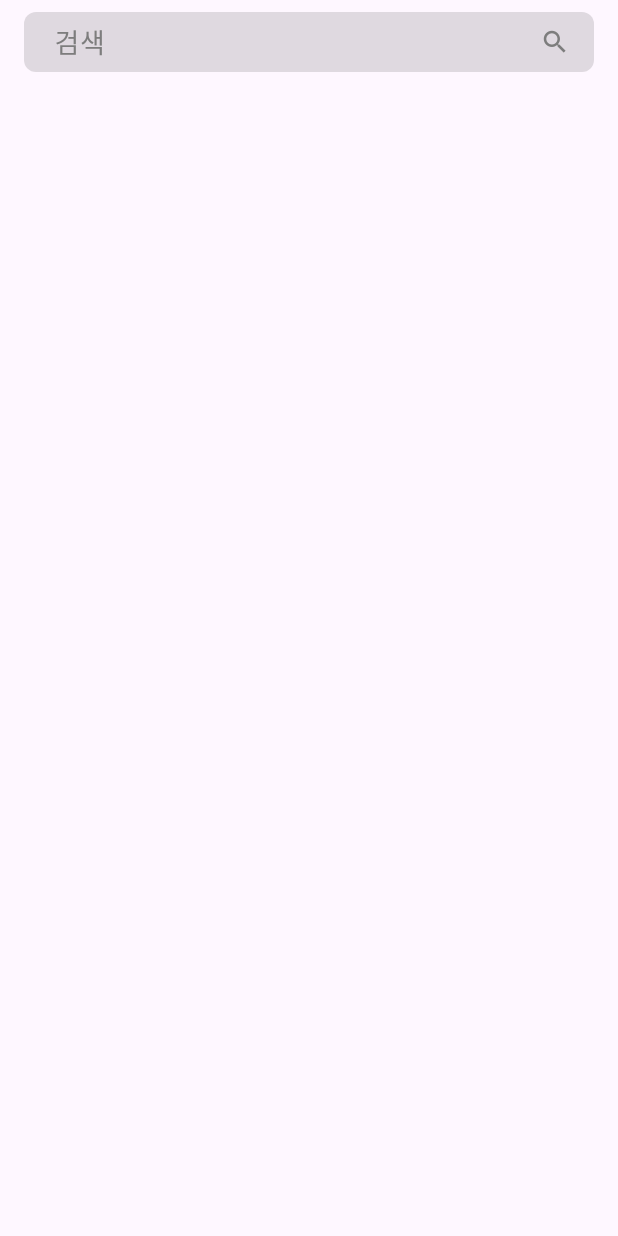
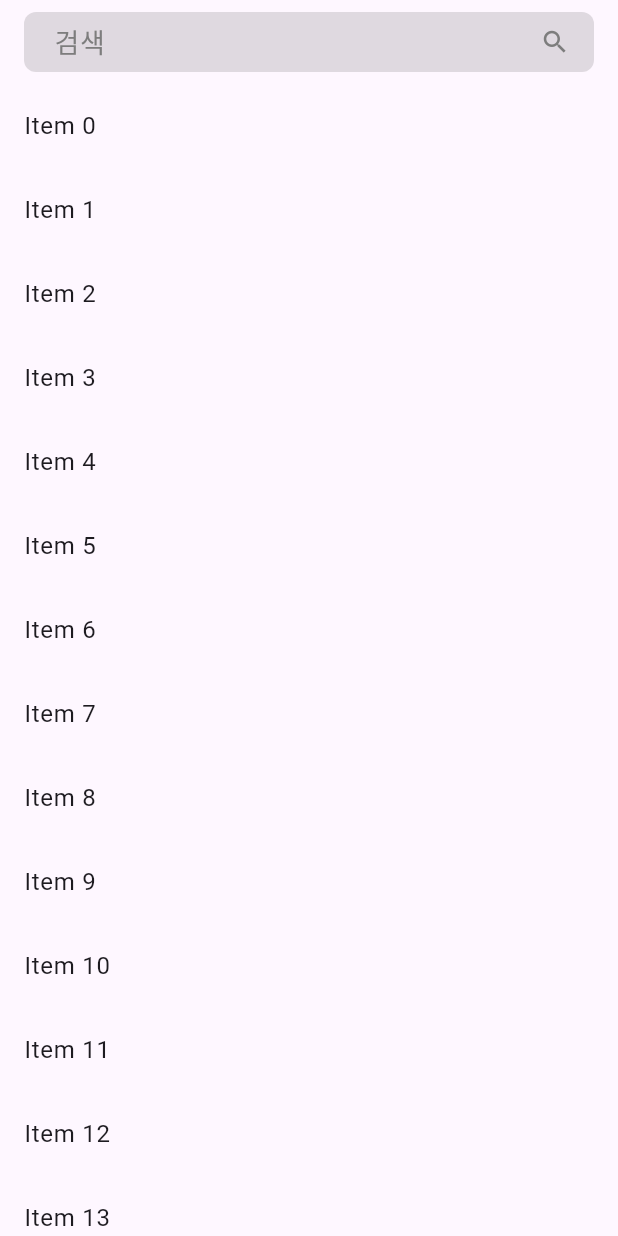
Before and after one commit to seak230/Cheongpodo_Flutter, a Flutter app: the TermSearchScreen screen opened directly, after a tap on the "search" icon, on a phone screen of 412 x 824 dp. Run offline on Flutter 3.47's test engine with Material 3 defaults, Android fonts, the phone set to English and light mode, and no system bars; our stand-ins replace get.

```diff
--- a/lib/component/appbar_textfiled.dart
+++ b/lib/component/appbar_textfiled.dart
@@ -1,17 +1,14 @@
 import 'package:cheongpodo_flutter/view/term/term_search_screen.dart';
-import 'package:flutter/cupertino.dart';
 import 'package:flutter/material.dart';
 import 'package:get/get.dart';
-import 'package:get/get_core/src/get_main.dart';
 
 class AppbarTextfiled extends StatelessWidget {
-  final bool floating;
-  const AppbarTextfiled({required this.floating, super.key});
+  const AppbarTextfiled({super.key});
 
   @override
   Widget build(BuildContext context) {
     return SliverAppBar(
-      floating: floating,
+      floating: true,
       title: InkWell(
         highlightColor: Colors.black12,
         borderRadius: BorderRadius.circular(8.0),
@@ -50,7 +47,7 @@ class AppbarTextfiled extends StatelessWidget {
           ),
         ),
       ),
-    );;
+    );
   }
 }
 
--- a/lib/view/home/home_screen.dart
+++ b/lib/view/home/home_screen.dart
@@ -1,5 +1,4 @@
 import 'package:cheongpodo_flutter/component/appbar_textfiled.dart';
-import 'package:flutter/cupertino.dart';
 import 'package:flutter/material.dart';
 
 class Homescreen extends StatelessWidget {
@@ -10,7 +9,7 @@ class Homescreen extends StatelessWidget {
   Widget build(BuildContext context) {
     return CustomScrollView(
       slivers: [
-        AppbarTextfiled(floating: true,),
+        AppbarTextfiled(),
         SliverList(
           delegate: SliverChildBuilderDelegate(
             childCount: 20,
--- a/lib/view/term/term_search_screen.dart
+++ b/lib/view/term/term_search_screen.dart
@@ -1,19 +1,20 @@
-import 'package:cheongpodo_flutter/component/appbar_textfiled.dart';
 import 'package:cheongpodo_flutter/view/term/term_screen.dart';
-import 'package:flutter/cupertino.dart';
 import 'package:flutter/material.dart';
 import 'package:get/get.dart';
-import 'package:get/get_core/src/get_main.dart';
 
 class TermSearchScreen extends StatelessWidget {
   const TermSearchScreen({super.key});
 
   @override
   Widget build(BuildContext context) {
-    final TextEditingController _controller = TextEditingController();
+    final TextEditingController controller = TextEditingController();
 
     return Scaffold(
-      appBar: AppBar(
+      body: CustomScrollView(
+        slivers: [
+          SliverAppBar(
+            automaticallyImplyLeading: false,
+            pinned: true,
             title: Container(
               height: 40,
               decoration: BoxDecoration(
@@ -24,7 +25,7 @@ class TermSearchScreen extends StatelessWidget {
                 children: [
                   Flexible(
                     child: TextField(
-                  controller: _controller,
+                      controller: controller,
                       decoration: InputDecoration(
                         contentPadding: EdgeInsets.symmetric(horizontal: 16),
                         border: OutlineInputBorder(
@@ -48,7 +49,7 @@ class TermSearchScreen extends StatelessWidget {
                         size: 20.0,
                       ),
                       onPressed: () {
-                    final term = _controller.text.trim(); // (3) 텍스트 가져오기
+                        final term = controller.text.trim(); // (3) 텍스트 가져오기
                         if (term.isNotEmpty) {
                           Get.to(() => TermScreen(term: term)); // (4) 화면 이동
                         }
@@ -58,8 +59,14 @@ class TermSearchScreen extends StatelessWidget {
                 ],
               ),
             ),
-        centerTitle: true,
-        automaticallyImplyLeading: false,
+          ),
+          SliverList(
+            delegate: SliverChildBuilderDelegate(
+              childCount: 20,
+              (context, index) => ListTile(title: Text('Item $index')),
+            ),
+          ),
+        ],
       ),
     );
   }
```
Also changed, not shown: lib/view/news/news_screen.dart (renamed from lib/view/News/news_screen.dart), lib/view/route/route_screen.dart (renamed from lib/view/Route/route_screen.dart). Lines whose indentation alone changed are shown as unchanged.
